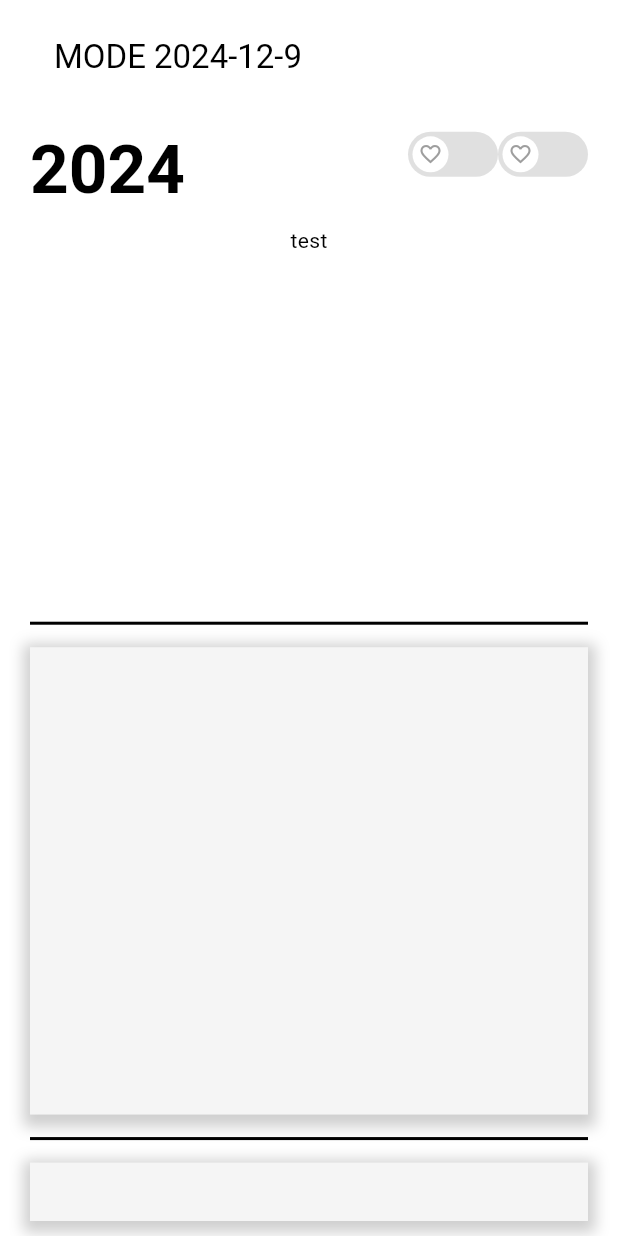
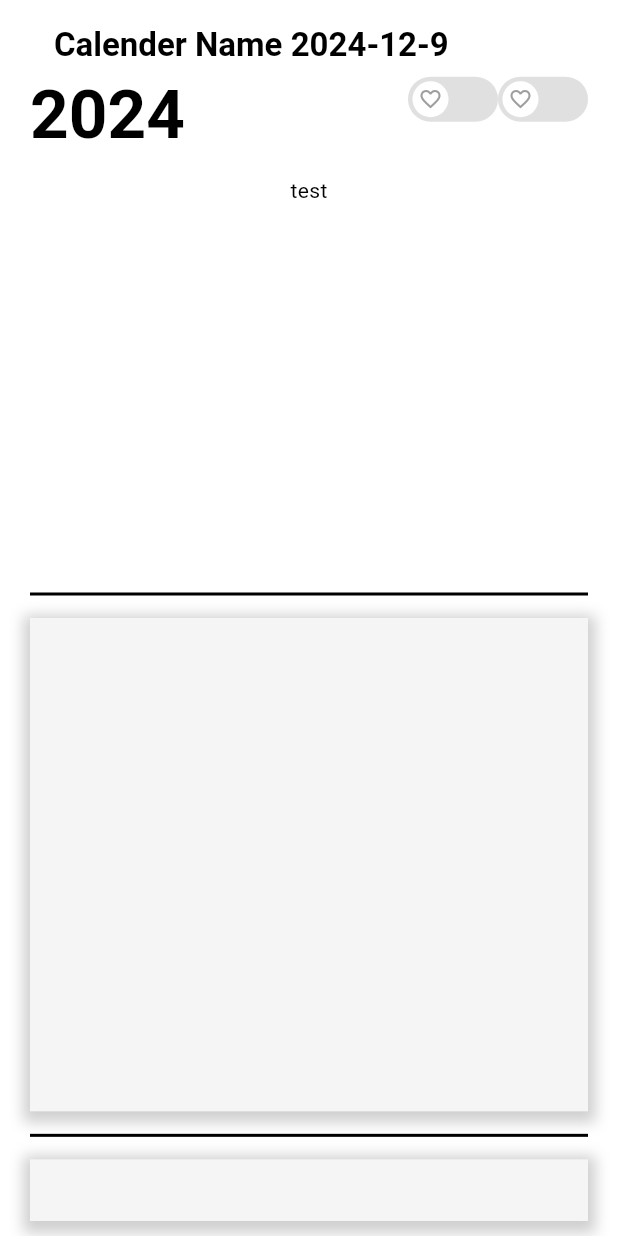
Before and after one commit to Team-Shift-4/UniCal, a Flutter app: the screen it shows after launch, on a phone screen of 412 x 824 dp. Run offline on Flutter 3.47's test engine with Material 3 defaults, Android fonts, the phone set to English and light mode, and no system bars.

Commit message:
[REFACTOR] header 크기 조정 및 text bold

```diff
--- a/lib/component/header.dart
+++ b/lib/component/header.dart
@@ -6,7 +6,7 @@ class Header extends StatelessWidget{
 
   String getDate(String mode){
     final now = DateTime.now();
-    return '$mode ${now.year}-${now.month}-${now.day} ';
+    return 'Calender Name ${now.year}-${now.month}-${now.day} ';
   }
 
 
@@ -15,7 +15,10 @@ class Header extends StatelessWidget{
 
     return Consumer<HeaderModel>(
         builder: (context,headerModel,child) => AppBar(
-          title: Text(getDate(headerModel._mode)),
+          title: Text(
+            getDate(headerModel._mode),
+            style: TextStyle(fontWeight: FontWeight.bold),
+          ),
         )
     );
   }
--- a/lib/layout/main_layout.dart
+++ b/lib/layout/main_layout.dart
@@ -23,7 +23,7 @@ class MainLayout extends StatelessWidget{
             crossAxisAlignment: CrossAxisAlignment.center,
             children: [
               Expanded(
-                flex: 10,
+                flex: 5,
                 child: Header()
               ),
 
```
